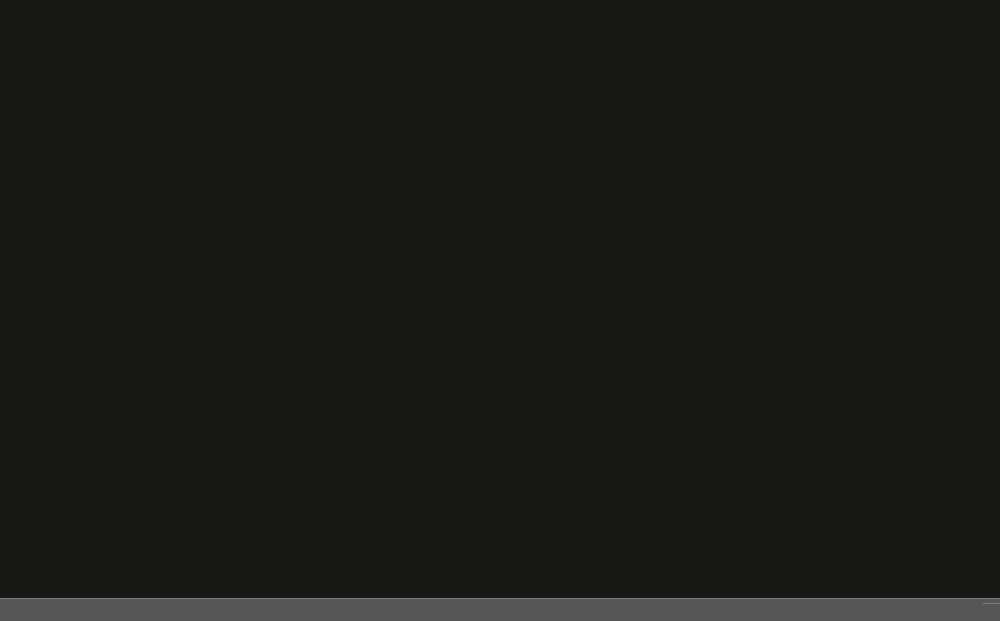
Old version of the form client/MPS_Client/mainwindow.ui in the repository Raalsky/MPS.
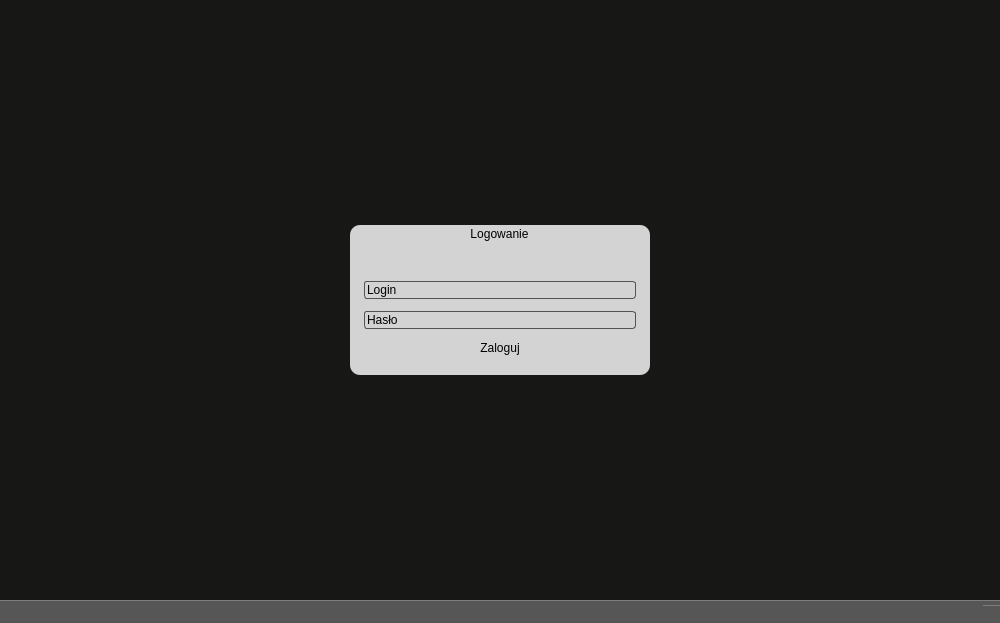
New version of the form.

```diff
--- a/client/MPS_Client/mainwindow.ui
+++ b/client/MPS_Client/mainwindow.ui
@@ -12,8 +12,8 @@
   </property>
   <property name="minimumSize">
    <size>
-    <width>1000</width>
-    <height>600</height>
+    <width>0</width>
+    <height>0</height>
    </size>
   </property>
   <property name="windowTitle">
@@ -41,6 +41,65 @@
      <height>600</height>
     </size>
    </property>
+   <layout class="QGridLayout" name="gridLayout">
+    <item row="0" column="0" alignment="Qt::AlignHCenter|Qt::AlignVCenter">
+     <widget class="QGroupBox" name="groupBox">
+      <property name="minimumSize">
+       <size>
+        <width>300</width>
+        <height>150</height>
+       </size>
+      </property>
+      <property name="styleSheet">
+       <string notr="true">background-color: #d3d3d3;
+border-radius: 10px;</string>
+      </property>
+      <property name="title">
+       <string>Logowanie</string>
+      </property>
+      <property name="alignment">
+       <set>Qt::AlignCenter</set>
+      </property>
+      <property name="flat">
+       <bool>true</bool>
+      </property>
+      <layout class="QVBoxLayout" name="verticalLayout">
+       <property name="topMargin">
+        <number>30</number>
+       </property>
+       <item>
+        <widget class="QLineEdit" name="lineEdit">
+         <property name="styleSheet">
+          <string notr="true">border: 1px solid #535353;
+border-radius: 3px;</string>
+         </property>
+         <property name="text">
+          <string>Login</string>
+         </property>
+        </widget>
+       </item>
+       <item>
+        <widget class="QLineEdit" name="lineEdit_2">
+         <property name="styleSheet">
+          <string notr="true">border: 1px solid #535353;
+border-radius: 3px;</string>
+         </property>
+         <property name="text">
+          <string>Hasło</string>
+         </property>
+        </widget>
+       </item>
+       <item>
+        <widget class="QPushButton" name="pushButton">
+         <property name="text">
+          <string>Zaloguj</string>
+         </property>
+        </widget>
+       </item>
+      </layout>
+     </widget>
+    </item>
+   </layout>
   </widget>
   <widget class="QStatusBar" name="statusBar">
    <property name="styleSheet">
```
